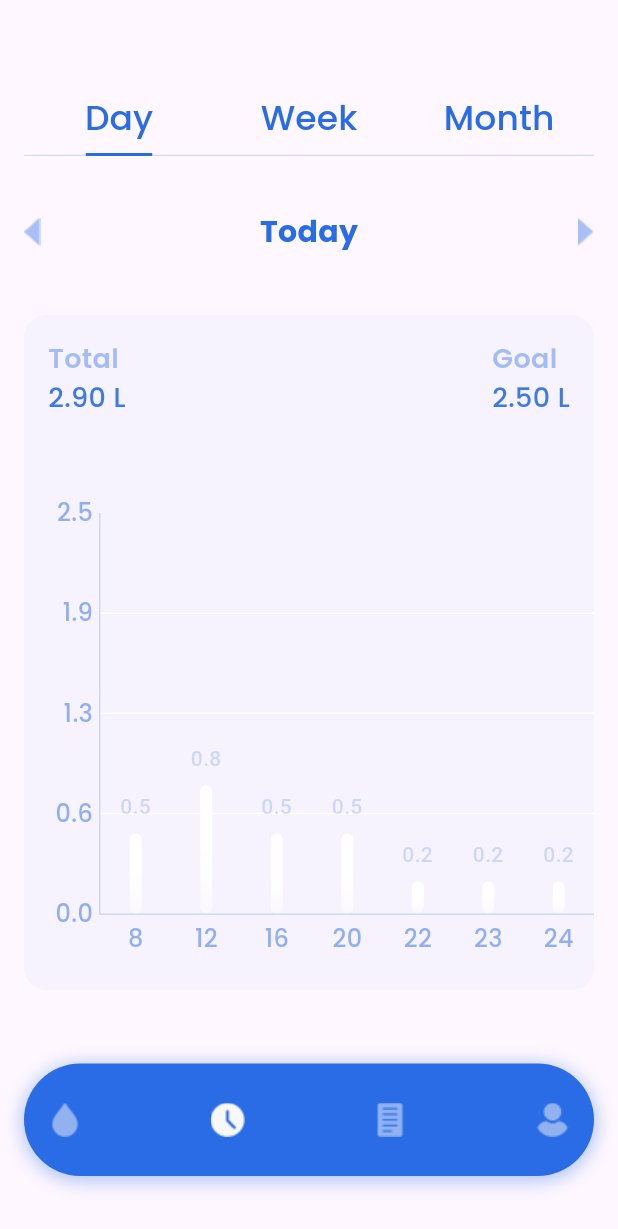
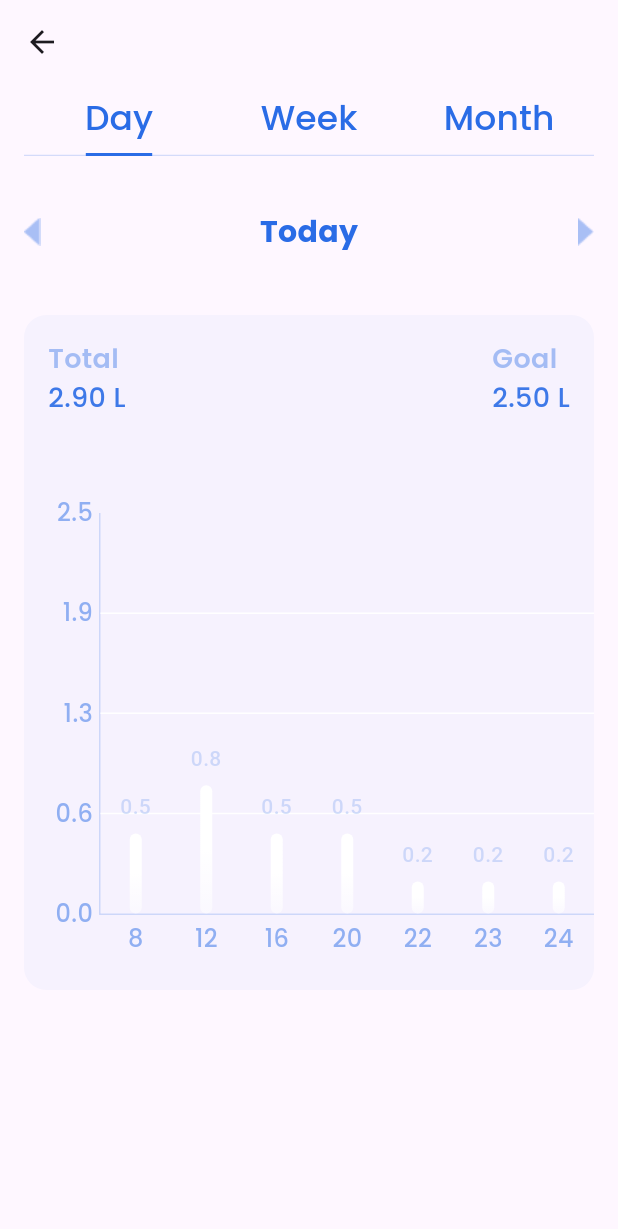
Before and after one commit to amro3z/Dr.Drink-demo-, a Flutter app: the HistoryPage screen opened directly, on a phone screen of 412 x 824 dp. Shown: the top 1229 px of the screen. Run offline on Flutter 3.47's test engine with Material 3 defaults, Android fonts, the phone set to English and light mode, and no system bars; drawn by our look-alikes of fl_chart; our stand-ins replace lottie.

Commit message:
Custom Nav Bar new production for it, became more stable and accurate

```diff
--- a/lib/componnent/navigation_bar.dart
+++ b/lib/componnent/navigation_bar.dart
@@ -1,38 +1,28 @@
+import 'package:dr_drink/screens/history_screen.dart';
 import 'package:dr_drink/screens/home_screen.dart';
-import 'package:dr_drink/screens/history_screen.dart';
+import 'package:dr_drink/screens/insights_screen.dart';
+import 'package:dr_drink/screens/profile_screen.dart';
 import 'package:dr_drink/values/color.dart';
-import 'package:flutter/cupertino.dart';
 import 'package:flutter/material.dart';
 
-import '../screens/insights_screen.dart';
-import '../screens/profile_screen.dart';
-
-class BottomBar extends StatefulWidget {
-  final double homeOpacity;
-  final double historyOpacity;
-  final double insightsOpacity;
-  final double avatarOpacity;
-  BottomBar(
-      {required this.homeOpacity,
-      required this.historyOpacity,
-      required this.insightsOpacity,
-      required this.avatarOpacity});
+class CustomNavigationBar extends StatefulWidget {
   @override
-  State<BottomBar> createState() => _BottomBarState();
+  State<CustomNavigationBar> createState() => _NavigationBarState();
 }
 
-class _BottomBarState extends State<BottomBar> {
+class _NavigationBarState extends State<CustomNavigationBar> {
+  int currentPageIndex = 0;
+  final List<Widget> _pages = [
+    HomePage(),
+    HistoryPage(),
+    InsightsPage(),
+    ProfilePage(),
+  ];
   @override
   Widget build(BuildContext context) {
-    double _homeOpacity = widget.homeOpacity;
-    double _historyOpacity = widget.historyOpacity;
-    double _insightsOpacity = widget.insightsOpacity;
-    double _avatarOpacity = widget.avatarOpacity;
-
-    return Positioned(
-      bottom: 40,
-      left: 16,
-      right: 16,
+    return Scaffold(
+      bottomNavigationBar: Padding(
+        padding: const EdgeInsets.only(right: 16, left: 16, bottom: 40),
         child: Container(
           height: 75,
           decoration: BoxDecoration(
@@ -44,66 +34,48 @@ class _BottomBarState extends State<BottomBar> {
                   spreadRadius: 1,
                   blurRadius: 10,
                   offset: Offset(0, 2),
-            )
-          ],
                 ),
-        child: Padding(
-          padding: const EdgeInsets.all(16),
-          child: Row(
-            mainAxisAlignment: MainAxisAlignment.spaceBetween,
-            children: [
-              GestureDetector(
-                onTap: () {
-                  Navigator.pushReplacement(
-                    context,
-                    MaterialPageRoute(builder: (context) => HomePage()),
-                  );
+              ]),
+          child: NavigationBar(
+            labelBehavior: NavigationDestinationLabelBehavior.alwaysHide,
+            indicatorColor: Colors.transparent,
+            indicatorShape: const CircleBorder(),
+
+
+            backgroundColor: Colors.transparent,
+            elevation: 0,
+            onDestinationSelected: (int index) {
+              setState(() {
+                currentPageIndex = index;
+              });
             },
-                child: Opacity(
-                  opacity: _homeOpacity,
-                  child: Image.asset('assets/icons/raindrop.png'),
+            destinations: <Widget>[
+              NavigationDestination(
+                  icon: Opacity(
+                      opacity: currentPageIndex == 0 ? 1.0 : 0.5,
+                      child: Image.asset('assets/icons/raindrop.png')),
+                  label: ''),
+              NavigationDestination(
+                icon: Opacity(
+                    opacity: currentPageIndex == 1 ? 1.0 : 0.5,
+                    child: Image.asset('assets/icons/clock.png')),
+                label: '',
               ),
-              ),
-              GestureDetector(
-                onTap: () {
-                  Navigator.pushReplacement(
-                    context,
-                    MaterialPageRoute(builder: (context) => HistoryPage()),
-                  );
-                },
-                child: Opacity(
-                  opacity: _historyOpacity,
-                  child: Image.asset('assets/icons/clock.png'),
-                ),
-              ),
-              GestureDetector(
-                onTap: () {
-                  Navigator.pushReplacement(
-                    context,
-                    MaterialPageRoute(builder: (context) => InsightsPage()),
-                  );
-                },
-                child: Opacity(
-                  opacity: _insightsOpacity,
-                  child: Image.asset('assets/icons/insights.png'),
-                ),
-              ),
-              GestureDetector(
-                onTap: () {
-                  Navigator.pushReplacement(
-                    context,
-                    MaterialPageRoute(builder: (context) => ProfilePage()),
-                  );
-                },
-                child: Opacity(
-                  opacity: _avatarOpacity,
-                  child: Image.asset('assets/icons/avatar.png'),
-                ),
-              ),
+              NavigationDestination(
+                  icon: Opacity(
+                      opacity: currentPageIndex == 2 ? 1.0 : 0.5,
+                      child: Image.asset('assets/icons/insights.png')),
+                  label: ''),
+              NavigationDestination(
+                  icon: Opacity(
+                      opacity: currentPageIndex == 3 ? 1.0 : 0.5,
+                      child: Image.asset('assets/icons/avatar.png')),
+                  label: ''),
             ],
           ),
         ),
       ),
+      body: _pages[currentPageIndex],
     );
   }
 }
--- a/lib/main.dart
+++ b/lib/main.dart
@@ -17,7 +17,7 @@ class Main extends StatelessWidget {
   Widget build(BuildContext context) {
     return MaterialApp(
       debugShowCheckedModeBanner: false,
-      home: SplashScreen(),
+      home: CustomNavigationBar(),
     );
   }
 }
--- a/lib/screens/history_screen.dart
+++ b/lib/screens/history_screen.dart
@@ -1,17 +1,10 @@
-import 'package:dr_drink/values/icons.dart';
 import 'package:flutter/material.dart';
-import 'package:dr_drink/values/color.dart';
-import '../componnent/navigation_bar.dart';
 import 'buildDayContent.dart';
 import 'buildMonthContent.dart';
 import 'buildWeekContent.dart';
+import '../values/color.dart';
 
-class HistoryPage extends StatefulWidget {
-  @override
-  State<HistoryPage> createState() => _HistoryPageState();
-}
-
-class _HistoryPageState extends State<HistoryPage> {
+class HistoryPage extends StatelessWidget {
   @override
   Widget build(BuildContext context) {
     final screenWidth = MediaQuery.of(context).size.width;
@@ -21,8 +14,6 @@ class _HistoryPageState extends State<HistoryPage> {
 
     final scaleFactor = MediaQuery.of(context).textScaleFactor;
     final textTabSize = scaleFactor * 23;
-    // final textHeadSize = scaleFactor * 20;
-    // final horizontalPadding = (16/screenWidth) *100;
 
     return DefaultTabController(
       initialIndex: 0,
@@ -71,10 +62,7 @@ class _HistoryPageState extends State<HistoryPage> {
             dividerHeight: dividerHeight,
           ),
         ),
-          body: Column(
-            children: [
-              Expanded(
-                child: Padding(
+        body: Padding(
           padding: const EdgeInsets.all(16),
           child: TabBarView(
             children: [
@@ -97,17 +85,6 @@ class _HistoryPageState extends State<HistoryPage> {
           ),
         ),
       ),
-              Padding(
-                padding: const EdgeInsets.only(bottom: 40, right: 16, left: 16),
-                child: BottomBar(
-                  homeOpacity: 0.5,
-                  historyOpacity: 1,
-                  insightsOpacity: 0.5,
-                  avatarOpacity: 0.5,
-                ),
-              ),
-            ],
-          ),
-        ));
+    );
   }
 }
```
Also changed, not shown: lib/screens/home_screen.dart (+4 -13 lines), lib/screens/insights_screen.dart (+4 -6 lines), lib/screens/profile_screen.dart (+3 -6 lines). Lines whose indentation alone changed are shown as unchanged.
